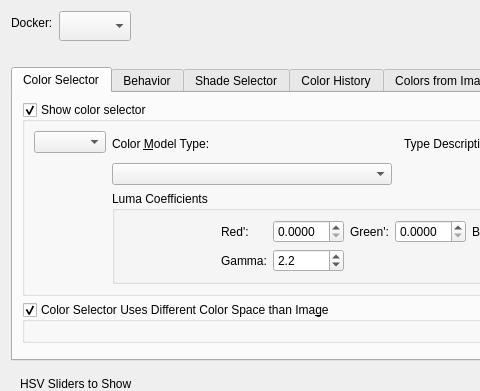
Old version of the form plugins/dockers/advancedcolorselector/wdg_color_selector_settings.ui in the repository KDE/krita; both pictures show x 0 to 480 and y 0 to 391 of the 723 by 1108 pixel window.
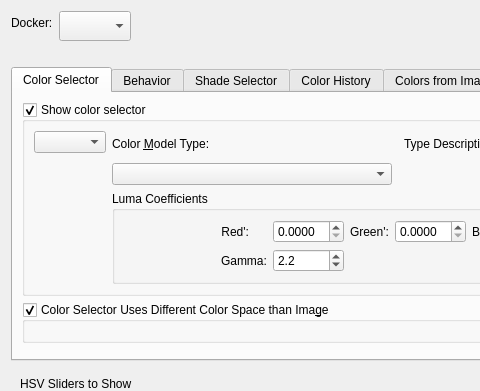
New version of the form. Custom widgets are drawn as their Qt base class.

Commit message: Removed an extra space following the Red' label where Green' and Blue' don't have.

The edit to the form file:
```diff
--- a/plugins/dockers/advancedcolorselector/wdg_color_selector_settings.ui
+++ b/plugins/dockers/advancedcolorselector/wdg_color_selector_settings.ui
@@ -224,7 +224,7 @@
                       </sizepolicy>
                      </property>
                      <property name="text">
-                      <string>Red': </string>
+                      <string>Red':</string>
                      </property>
                      <property name="alignment">
                       <set>Qt::AlignRight|Qt::AlignTrailing|Qt::AlignVCenter</set>
```
